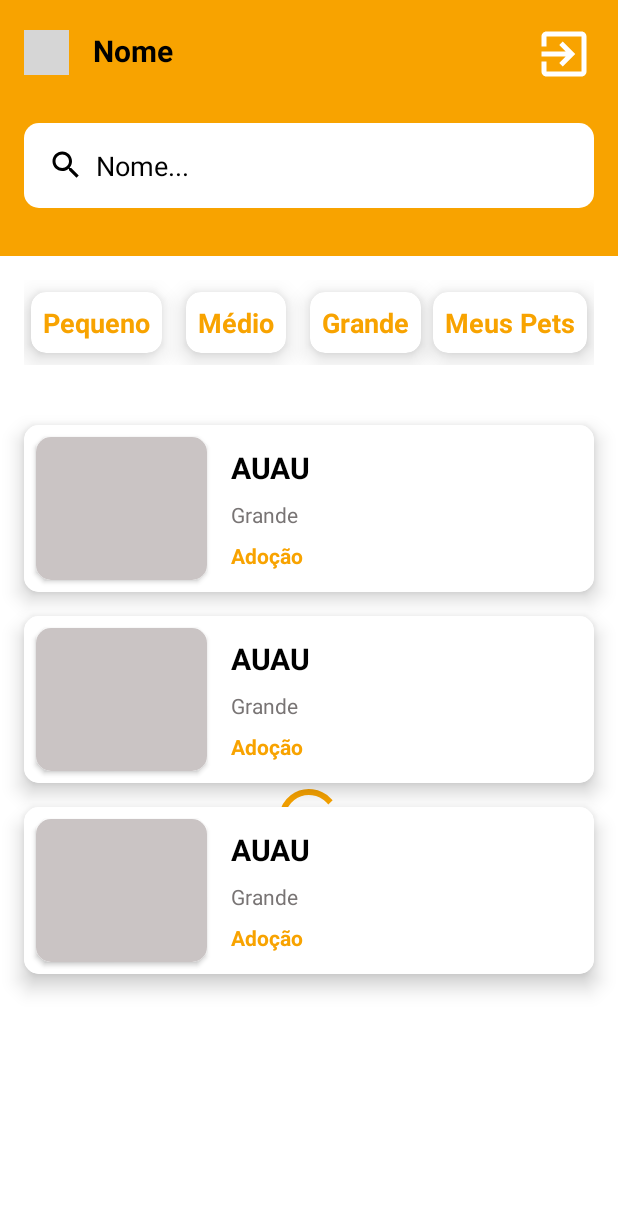
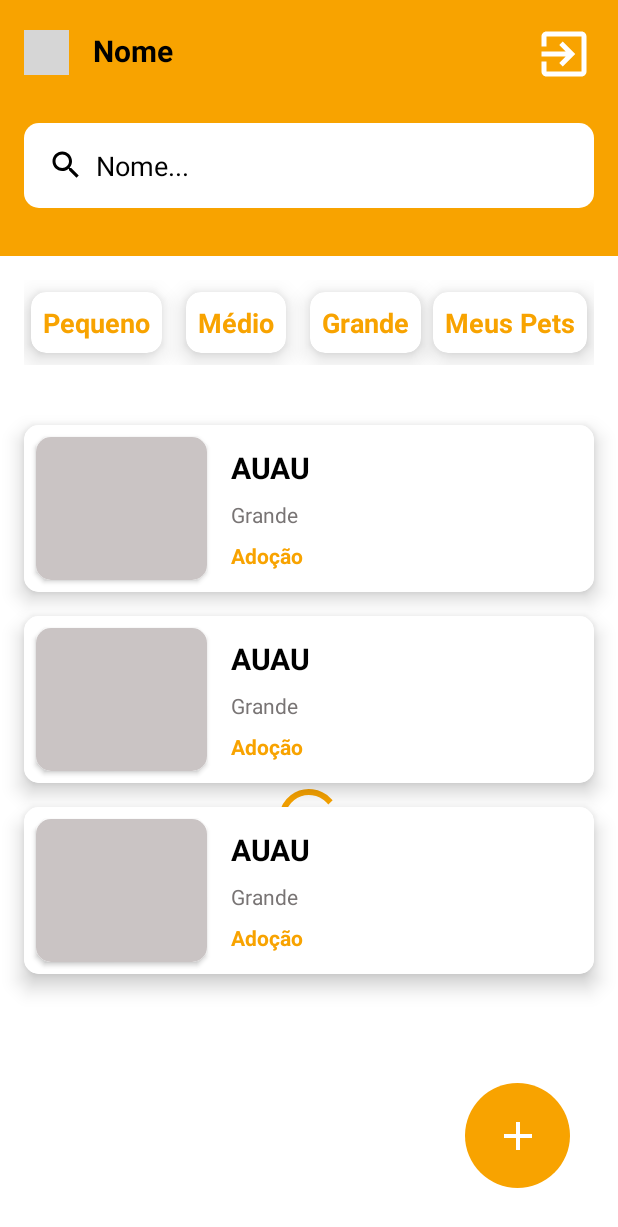
Before and after one commit to biduzilla/projeto_meu_lar, an Android app: the layout fragment_home.xml on its own in the app's theme, with its tools: preview values and no code run, on a phone screen of 412 x 824 dp. Shown: the top 1227 px of the screen. Run offline under Robolectric (Android 15) with nearby library versions, the phone set to English and light mode, and no system bars; grey boxes are pictures that could not be loaded.

Commit message:
fab add pet

```diff
--- a/app/app/src/main/java/br/ricky/projeto_meu_lar/ui/activity/DetalhesPetActivity.kt
+++ b/app/app/src/main/java/br/ricky/projeto_meu_lar/ui/activity/DetalhesPetActivity.kt
@@ -28,6 +28,13 @@ class DetalhesPetActivity : AppCompatActivity() {
 
         carregaToken()
         tentaCarregarVaga()
+        configClicks()
+    }
+
+    private fun configClicks() {
+        with(binding) {
+            toolbar.btnVoltar.setOnClickListener { finish() }
+        }
     }
 
     private fun carregaToken() {
--- a/app/app/src/main/java/br/ricky/projeto_meu_lar/ui/fragments/HomeFragment.kt
+++ b/app/app/src/main/java/br/ricky/projeto_meu_lar/ui/fragments/HomeFragment.kt
@@ -315,7 +315,6 @@ class HomeFragment : Fragment() {
             rv.layoutManager = LinearLayoutManager(requireActivity())
             adapter.onClick = { pet ->
                 binding.edtSearch.text.clear()
-                Toast.makeText(requireContext(), pet.nomePet, Toast.LENGTH_SHORT).show()
                 Intent(requireContext(), DetalhesPetActivity::class.java).apply {
 
                     val meuPet: Boolean = meusPetsRecuperados.contains(pet)
--- /dev/null
+++ b/app/app/src/main/res/drawable/btn_circulo_background.xml
@@ -0,0 +1,15 @@
+<?xml version="1.0" encoding="utf-8"?>
+<selector xmlns:android="http://schemas.android.com/apk/res/android">
+    <item android:state_pressed="true">
+        <shape>
+            <corners android:radius="100dp"/>
+            <solid android:color="@color/laranga_claro"/>
+        </shape>
+    </item>
+    <item >
+        <shape>
+            <corners android:radius="100dp"/>
+            <solid android:color="@color/laranja"/>
+        </shape>
+    </item>
+</selector>
--- /dev/null
+++ b/app/app/src/main/res/drawable/ic_add.xml
@@ -0,0 +1,10 @@
+<vector xmlns:android="http://schemas.android.com/apk/res/android"
+    android:width="32dp"
+    android:height="32dp"
+    android:viewportWidth="24"
+    android:viewportHeight="24"
+    android:tint="?attr/colorControlNormal">
+  <path
+      android:fillColor="@android:color/white"
+      android:pathData="M19,13h-6v6h-2v-6H5v-2h6V5h2v6h6v2z"/>
+</vector>
--- a/app/app/src/main/res/layout/fragment_home.xml
+++ b/app/app/src/main/res/layout/fragment_home.xml
@@ -199,5 +199,15 @@
             app:layout_constraintTop_toBottomOf="@+id/linearLayout2"
             tools:listitem="@layout/item_pet"
             tools:visibility="visible" />
+
+        <android.widget.ImageButton
+            android:layout_width="70dp"
+            android:layout_height="70dp"
+            android:layout_margin="32dp"
+            android:src="@drawable/ic_add"
+            android:tint="@color/white"
+            android:background="@drawable/btn_circulo_background"
+            app:layout_constraintBottom_toBottomOf="parent"
+            app:layout_constraintEnd_toEndOf="parent" />
     </androidx.constraintlayout.widget.ConstraintLayout>
 </FrameLayout>
```
